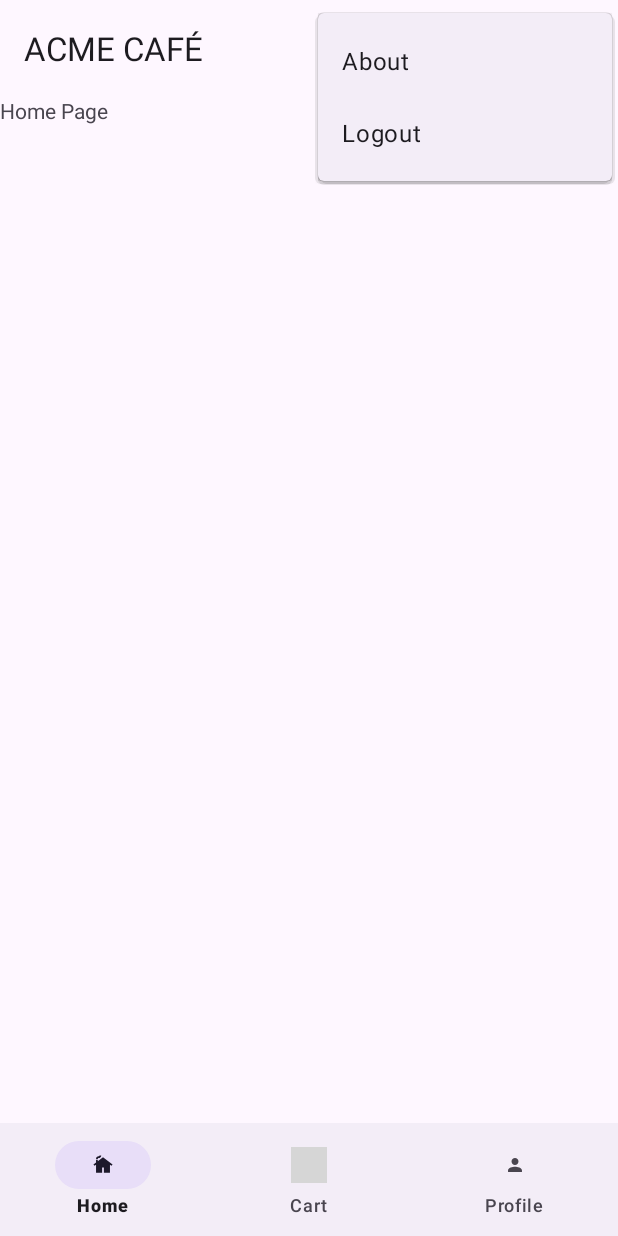
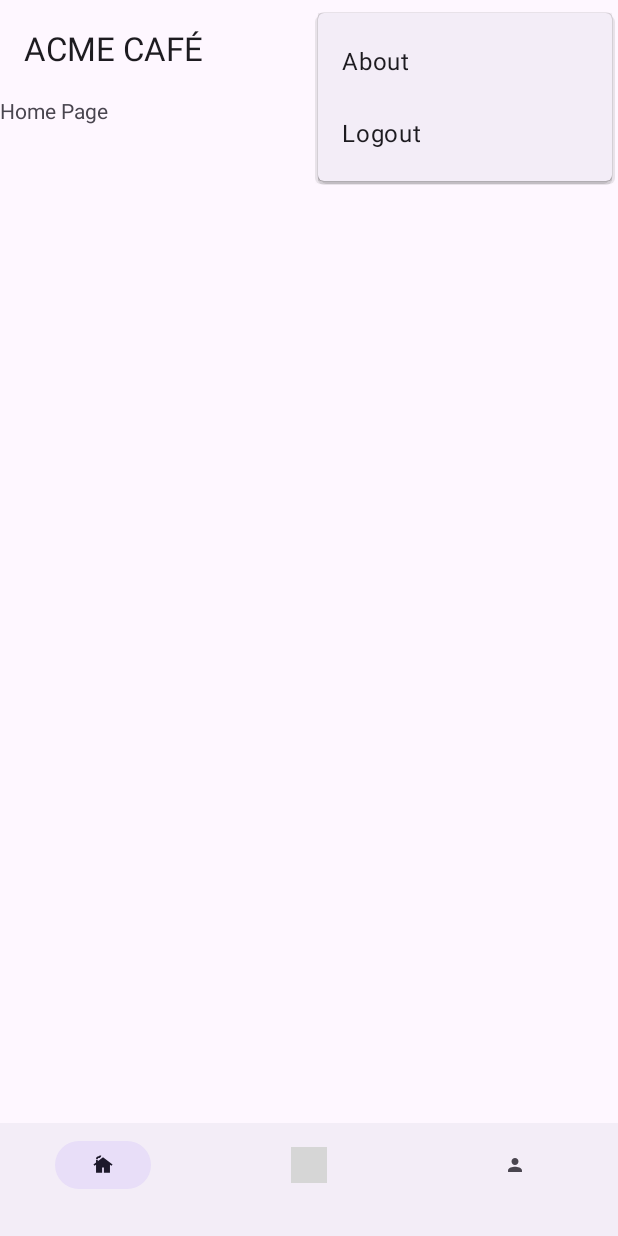
Before and after one commit to FabioMiguel2000/Acme-Caf-Order-System, an Android app: the screen it shows after launch (MainActivity), with the options menu open, on a phone screen of 412 x 824 dp. Run offline under Robolectric (Android 15) with nearby library versions, the phone set to English and light mode, and no system bars; grey boxes are pictures that could not be loaded.

Commit message:
text removing from bottom nav

```diff
--- a/coffee-order-application/app/src/main/res/menu/bottom_nav_menu.xml
+++ b/coffee-order-application/app/src/main/res/menu/bottom_nav_menu.xml
@@ -2,13 +2,13 @@
 <menu xmlns:android="http://schemas.android.com/apk/res/android">
     <item android:id="@+id/home"
         android:icon="@drawable/home_foreground"
-        android:title="Home"/>
+        android:title=""/>
 
     <item android:id="@+id/cart"
         android:icon="@drawable/cart_foreground"
-        android:title="Cart"/>
+        android:title=""/>
 
     <item android:id="@+id/person"
         android:icon="@drawable/person_foreground"
-        android:title="Profile"/>
+        android:title=""/>
 </menu>
```
